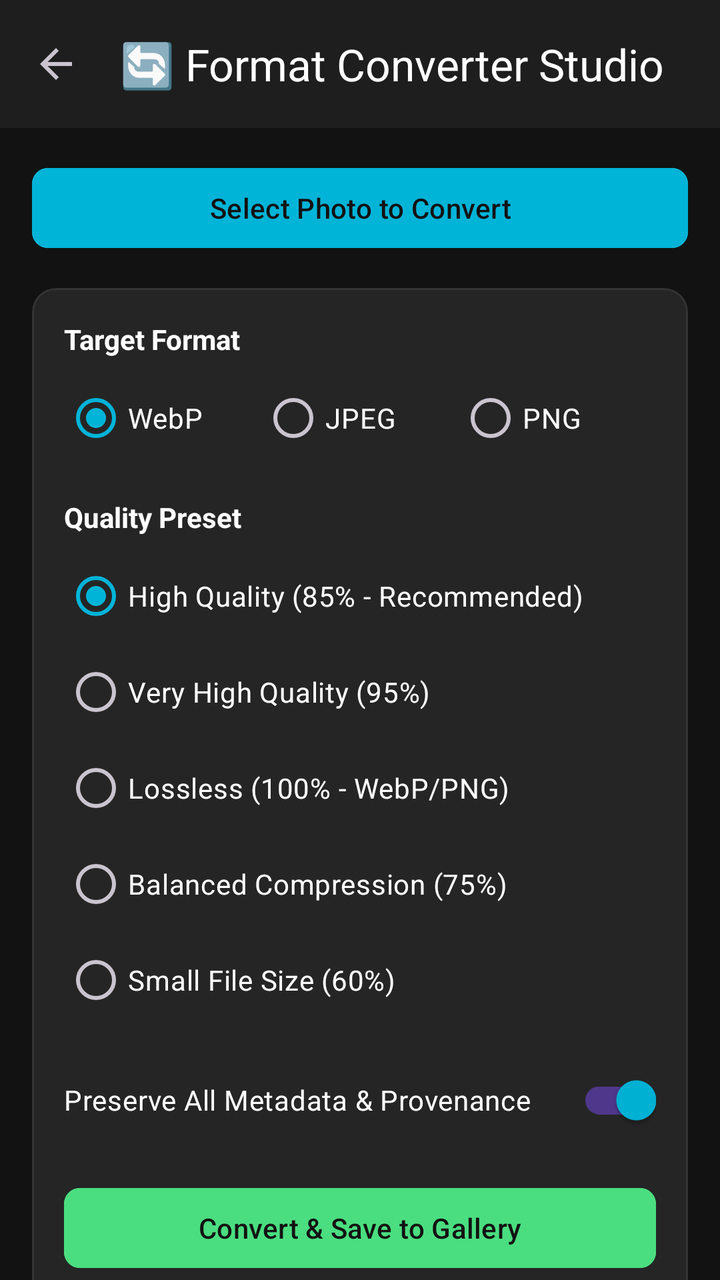
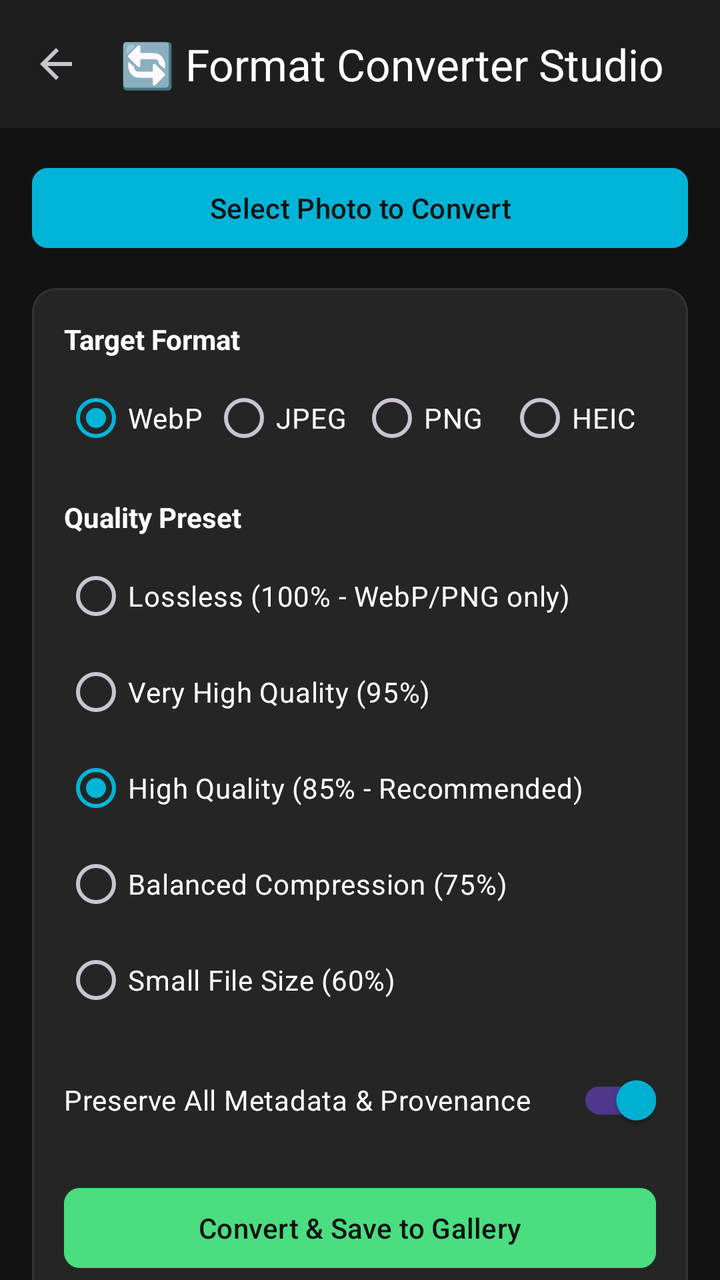

Compare the two renders of this Android layout. The source of the first and the diff that turns it into the second are given below.
<!-- AndroidManifest.xml: application theme Theme.PhotoForge -->
<!-- res/layout/activity_convert.xml -->
<?xml version="1.0" encoding="utf-8"?>
<androidx.coordinatorlayout.widget.CoordinatorLayout xmlns:android="http://schemas.android.com/apk/res/android"
    xmlns:app="http://schemas.android.com/apk/res-auto"
    android:layout_width="match_parent"
    android:layout_height="match_parent"
    android:background="@color/bg_dark">

    <com.google.android.material.appbar.AppBarLayout
        android:layout_width="match_parent"
        android:layout_height="wrap_content"
        android:background="@color/surface_dark">

        <androidx.appcompat.widget.Toolbar
            android:id="@+id/toolbar"
            android:layout_width="match_parent"
            android:layout_height="?attr/actionBarSize"
            app:navigationIcon="?attr/homeAsUpIndicator"
            app:title="🔄 Format Converter Studio"
            app:titleTextColor="@color/text_primary" />
    </com.google.android.material.appbar.AppBarLayout>

    <androidx.core.widget.NestedScrollView
        android:layout_width="match_parent"
        android:layout_height="match_parent"
        app:layout_behavior="@string/appbar_scrolling_view_behavior">

        <LinearLayout
            android:layout_width="match_parent"
            android:layout_height="wrap_content"
            android:orientation="vertical"
            android:padding="16dp">

            <com.google.android.material.button.MaterialButton
                android:id="@+id/btnSelectPhoto"
                android:layout_width="match_parent"
                android:layout_height="wrap_content"
                android:backgroundTint="@color/accent_cyan"
                android:text="Select Photo to Convert"
                android:textColor="@color/bg_dark"
                app:cornerRadius="8dp" />

            
            <LinearLayout
                android:id="@+id/layoutPreview"
                android:layout_width="match_parent"
                android:layout_height="wrap_content"
                android:layout_marginTop="16dp"
                android:background="@color/card_dark"
                android:orientation="horizontal"
                android:padding="12dp"
                android:visibility="gone">

                <ImageView
                    android:id="@+id/ivThumbnail"
                    android:layout_width="72dp"
                    android:layout_height="72dp"
                    android:background="@color/surface_dark"
                    android:contentDescription="Photo Thumbnail"
                    android:scaleType="centerCrop" />

                <LinearLayout
                    android:layout_width="0dp"
                    android:layout_height="wrap_content"
                    android:layout_marginStart="12dp"
                    android:layout_weight="1"
                    android:orientation="vertical">

                    <TextView
                        android:id="@+id/tvInputName"
                        android:layout_width="wrap_content"
                        android:layout_height="wrap_content"
                        android:textColor="@color/text_primary"
                        android:textSize="14sp"
                        android:textStyle="bold" />

                    <TextView
                        android:id="@+id/tvInputSpecs"
                        android:layout_width="wrap_content"
                        android:layout_height="wrap_content"
                        android:layout_marginTop="4dp"
                        android:textColor="@color/accent_cyan"
                        android:textSize="12sp" />
                </LinearLayout>
            </LinearLayout>

            
            <com.google.android.material.card.MaterialCardView
                android:id="@+id/cardOptions"
                android:layout_width="match_parent"
                android:layout_height="wrap_content"
                android:layout_marginTop="16dp"
                app:cardBackgroundColor="@color/card_dark"
                app:cardCornerRadius="12dp"
                app:strokeColor="@color/border_dark"
                app:strokeWidth="1dp">

                <LinearLayout
                    android:layout_width="match_parent"
                    android:layout_height="wrap_content"
                    android:orientation="vertical"
                    android:padding="16dp">

                    <TextView
                        android:layout_width="wrap_content"
                        android:layout_height="wrap_content"
                        android:text="Target Format"
                        android:textColor="@color/text_primary"
                        android:textSize="14sp"
                        android:textStyle="bold" />

                    <RadioGroup
                        android:id="@+id/rgFormat"
                        android:layout_width="match_parent"
                        android:layout_height="wrap_content"
                        android:layout_marginTop="6dp"
                        android:orientation="horizontal">

                        <RadioButton
                            android:id="@+id/rbWebp"
                            android:layout_width="0dp"
                            android:layout_height="wrap_content"
                            android:layout_weight="1"
                            android:checked="true"
                            android:text="WebP"
                            android:textColor="@color/text_primary" />

                        <RadioButton
                            android:id="@+id/rbJpeg"
                            android:layout_width="0dp"
                            android:layout_height="wrap_content"
                            android:layout_weight="1"
                            android:text="JPEG"
                            android:textColor="@color/text_primary" />

                        <RadioButton
                            android:id="@+id/rbPng"
                            android:layout_width="0dp"
                            android:layout_height="wrap_content"
                            android:layout_weight="1"
                            android:text="PNG"
                            android:textColor="@color/text_primary" />
                    </RadioGroup>

                    <TextView
                        android:layout_width="wrap_content"
                        android:layout_height="wrap_content"
                        android:layout_marginTop="16dp"
                        android:text="Quality Preset"
                        android:textColor="@color/text_primary"
                        android:textSize="14sp"
                        android:textStyle="bold" />

                    <RadioGroup
                        android:id="@+id/rgQuality"
                        android:layout_width="match_parent"
                        android:layout_height="wrap_content"
                        android:layout_marginTop="6dp">

                        <RadioButton
                            android:id="@+id/rbHigh"
                            android:layout_width="match_parent"
                            android:layout_height="wrap_content"
                            android:checked="true"
                            android:text="High Quality (85% - Recommended)"
                            android:textColor="@color/text_primary" />

                        <RadioButton
                            android:id="@+id/rbVeryHigh"
                            android:layout_width="match_parent"
                            android:layout_height="wrap_content"
                            android:text="Very High Quality (95%)"
                            android:textColor="@color/text_primary" />

                        <RadioButton
                            android:id="@+id/rbLossless"
                            android:layout_width="match_parent"
                            android:layout_height="wrap_content"
                            android:text="Lossless (100% - WebP/PNG)"
                            android:textColor="@color/text_primary" />

                        <RadioButton
                            android:id="@+id/rbBalanced"
                            android:layout_width="match_parent"
                            android:layout_height="wrap_content"
                            android:text="Balanced Compression (75%)"
                            android:textColor="@color/text_primary" />

                        <RadioButton
                            android:id="@+id/rbSmall"
                            android:layout_width="match_parent"
                            android:layout_height="wrap_content"
                            android:text="Small File Size (60%)"
                            android:textColor="@color/text_primary" />
                    </RadioGroup>

                    <com.google.android.material.switchmaterial.SwitchMaterial
                        android:id="@+id/swPreserveMeta"
                        android:layout_width="match_parent"
                        android:layout_height="wrap_content"
                        android:layout_marginTop="12dp"
                        android:checked="true"
                        android:text="Preserve All Metadata &amp; Provenance"
                        android:textColor="@color/text_primary" />

                    <com.google.android.material.button.MaterialButton
                        android:id="@+id/btnConvert"
                        android:layout_width="match_parent"
                        android:layout_height="wrap_content"
                        android:layout_marginTop="16dp"
                        android:backgroundTint="@color/accent_green"
                        android:text="Convert &amp; Save to Gallery"
                        android:textColor="@color/bg_dark"
                        app:cornerRadius="8dp" />
                </LinearLayout>
            </com.google.android.material.card.MaterialCardView>

            
            <com.google.android.material.card.MaterialCardView
                android:id="@+id/cardResult"
                android:layout_width="match_parent"
                android:layout_height="wrap_content"
                android:layout_marginTop="16dp"
                android:visibility="gone"
                app:cardBackgroundColor="@color/card_dark"
                app:cardCornerRadius="12dp"
                app:strokeColor="@color/accent_green"
                app:strokeWidth="1dp">

                <LinearLayout
                    android:layout_width="match_parent"
                    android:layout_height="wrap_content"
                    android:orientation="vertical"
                    android:padding="16dp">

                    <TextView
                        android:layout_width="wrap_content"
                        android:layout_height="wrap_content"
                        android:text="✔ Conversion Succeeded!"
                        android:textColor="@color/accent_green"
                        android:textSize="15sp"
                        android:textStyle="bold" />

                    <TextView
                        android:id="@+id/tvResultDetails"
                        android:layout_width="wrap_content"
                        android:layout_height="wrap_content"
                        android:layout_marginTop="6dp"
                        android:textColor="@color/text_primary"
                        android:textSize="12sp" />
                </LinearLayout>
            </com.google.android.material.card.MaterialCardView>
        </LinearLayout>
    </androidx.core.widget.NestedScrollView>
</androidx.coordinatorlayout.widget.CoordinatorLayout>
<!-- resources referenced by this layout -->
<resources>
  <color name="accent_cyan">#00B4D8</color>
  <color name="accent_green">#4ADE80</color>
  <color name="bg_dark">#121212</color>
  <color name="border_dark">#333333</color>
  <color name="card_dark">#252525</color>
  <color name="surface_dark">#1E1E1E</color>
  <color name="text_primary">#FFFFFF</color>
  <style name="Theme.PhotoForge" parent="Theme.Material3.Dark.NoActionBar">
          <item name="android:windowBackground">@color/bg_dark</item>
          <item name="colorPrimary">@color/accent_cyan</item>
          <item name="colorSecondary">@color/accent_green</item>
          <item name="colorSurface">@color/surface_dark</item>
          <item name="android:statusBarColor">@color/bg_dark</item>
          <item name="android:navigationBarColor">@color/bg_dark</item>
      </style>
</resources>

<!-- the commit's change to res/layout/activity_convert.xml (unified diff, before → after) -->
@@ -139,6 +139,14 @@
                             android:layout_weight="1"
                             android:text="PNG"
                             android:textColor="@color/text_primary" />
+
+                        <RadioButton
+                            android:id="@+id/rbHeic"
+                            android:layout_width="0dp"
+                            android:layout_height="wrap_content"
+                            android:layout_weight="1"
+                            android:text="HEIC"
+                            android:textColor="@color/text_primary" />
                     </RadioGroup>
 
                     <TextView
@@ -157,25 +165,25 @@
                         android:layout_marginTop="6dp">
 
                         <RadioButton
+                            android:id="@+id/rbLossless"
+                            android:layout_width="match_parent"
+                            android:layout_height="wrap_content"
+                            android:text="Lossless (100% - WebP/PNG only)"
+                            android:textColor="@color/text_primary" />
+
+                        <RadioButton
+                            android:id="@+id/rbVeryHigh"
+                            android:layout_width="match_parent"
+                            android:layout_height="wrap_content"
+                            android:text="Very High Quality (95%)"
+                            android:textColor="@color/text_primary" />
+
+                        <RadioButton
                             android:id="@+id/rbHigh"
                             android:layout_width="match_parent"
                             android:layout_height="wrap_content"
                             android:checked="true"
                             android:text="High Quality (85% - Recommended)"
-                            android:textColor="@color/text_primary" />
-
-                        <RadioButton
-                            android:id="@+id/rbVeryHigh"
-                            android:layout_width="match_parent"
-                            android:layout_height="wrap_content"
-                            android:text="Very High Quality (95%)"
-                            android:textColor="@color/text_primary" />
-
-                        <RadioButton
-                            android:id="@+id/rbLossless"
-                            android:layout_width="match_parent"
-                            android:layout_height="wrap_content"
-                            android:text="Lossless (100% - WebP/PNG)"
                             android:textColor="@color/text_primary" />
 
                         <RadioButton
